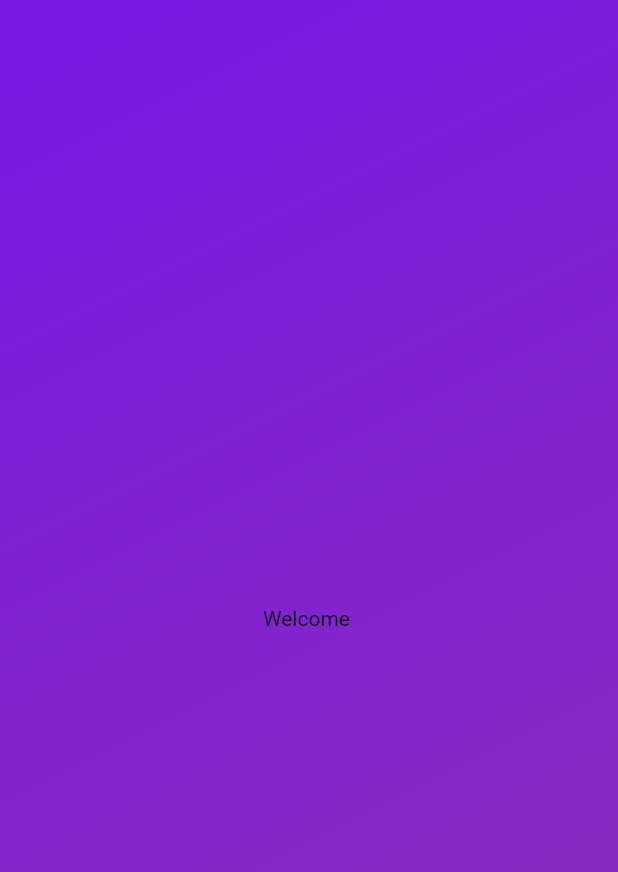
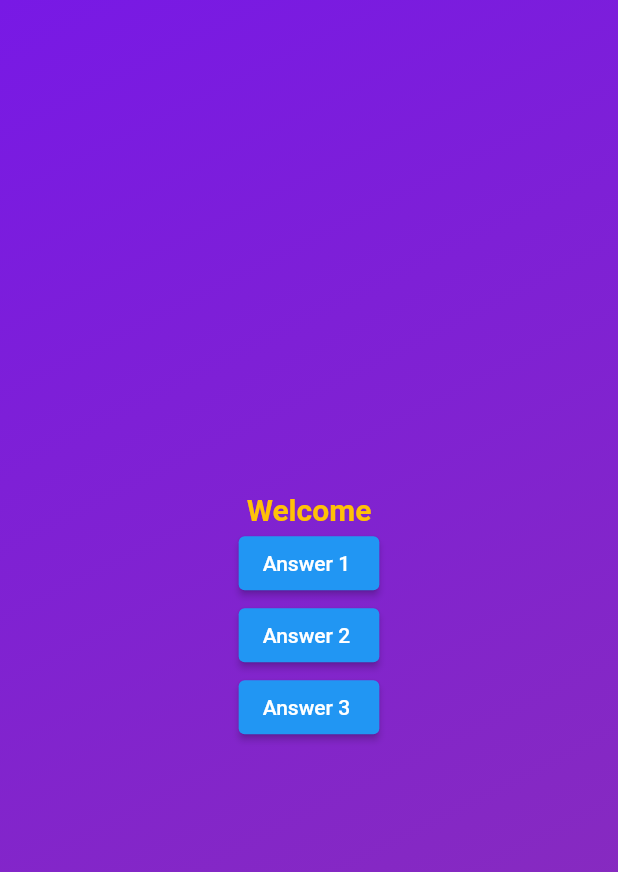
Before and after one commit to sumannn686/flutter_Quiz, a Flutter app: the screen it shows after launch, after a tap on "Start Quiz", on a phone screen of 412 x 824 dp. Shown: the top 872 px of the screen. Run offline on Flutter 3.47's test engine with Material 2 defaults, Android fonts, the phone set to English and light mode, and no system bars.

Commit message:
Question page

```diff
--- a/lib/Question.dart
+++ b/lib/Question.dart
@@ -10,8 +10,30 @@ class QuestionScreen extends StatefulWidget {
 class _QuestionScreenState extends State<QuestionScreen> {
   @override
   Widget build(BuildContext context) {
-    return const Center(
-      child: Text("Welcome "),
+    return SizedBox(
+      width: double.infinity,
+      child: Column(
+        mainAxisAlignment: MainAxisAlignment.center,
+        children: [
+          const Text(
+            "Welcome",
+            style: TextStyle(
+                color: Colors.amber, fontSize: 20, fontWeight: FontWeight.bold),
+          ),
+          ElevatedButton(
+            onPressed: () {},
+            child: const Text("Answer 1 "),
+          ),
+          ElevatedButton(
+            onPressed: () {},
+            child: const Text("Answer 2 "),
+          ),
+          ElevatedButton(
+            onPressed: () {},
+            child: const Text("Answer 3 "),
+          ),
+        ],
+      ),
     );
   }
 }
--- a/lib/models/quiz_questions.dart
+++ b/lib/models/quiz_questions.dart
@@ -1,3 +1,5 @@
+//this is the class --blueprint
+
 class QuizQuestion {
   const QuizQuestion(this.text, this.answer);
 
```
